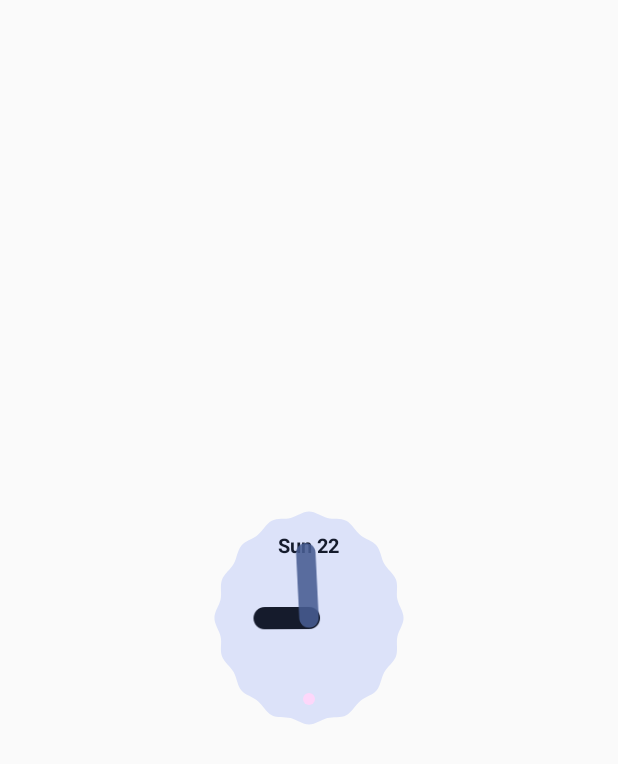
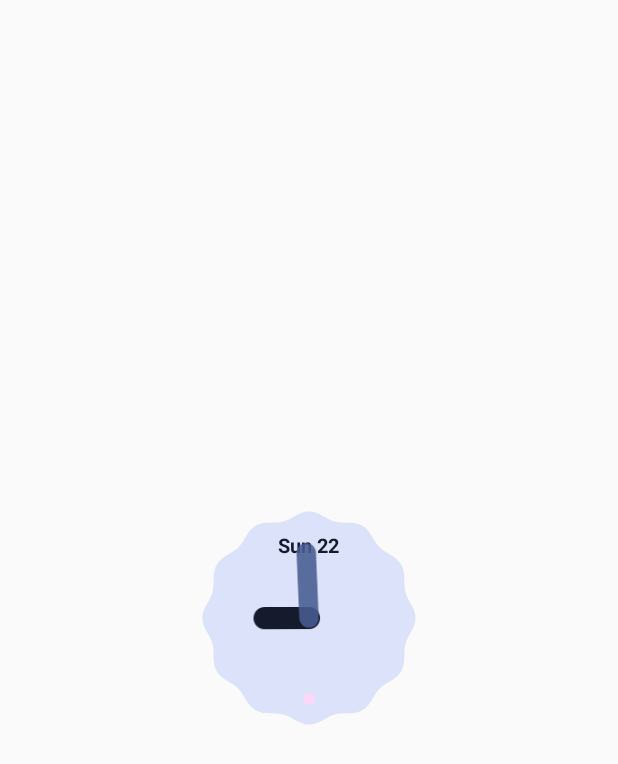
Before and after one commit to Shiqan/material-widgets, an Android app built with Jetpack Compose: the layout widget_preview_analog_clock.xml on its own in the app's theme, with its tools: preview values and no code run, on a phone screen of 412 x 824 dp. Shown: the top 764 px of the screen. Run offline under Robolectric (Android 15) with nearby library versions, the phone set to English and light mode, and no system bars; network calls fail.

Commit message:
fix(clock): make scalloped analog clock and badge circular

```diff
--- a/app/src/main/kotlin/dev/shiqan/materialwidgets/widget/clock/AnalogClockAppWidget.kt
+++ b/app/src/main/kotlin/dev/shiqan/materialwidgets/widget/clock/AnalogClockAppWidget.kt
@@ -225,7 +225,7 @@ fun AnalogClockWidgetContent(
     packageName: String? = null,
 ) {
     val size = LocalSize.current
-    val cookieSize = size.width.coerceAtMost(size.height).coerceAtLeast(110.dp)
+    val cookieSize = size.width.coerceAtMost(size.height)
     val alarmIntent = Intent(AlarmClock.ACTION_SHOW_ALARMS).apply {
         flags = Intent.FLAG_ACTIVITY_NEW_TASK
     }
--- a/app/src/main/res/drawable/bg_scalloped_badge_12.xml
+++ b/app/src/main/res/drawable/bg_scalloped_badge_12.xml
@@ -6,5 +6,5 @@
     android:viewportHeight="100">
     <path
         android:fillColor="@android:color/white"
-        android:pathData="M50.0,2.0C52.9,2.0 55.6,4.2 58.3,4.9C61.0,5.6 64.3,4.8 66.8,6.2C69.3,7.6 70.9,10.7 73.1,12.6C75.3,14.5 78.7,15.2 80.5,17.4C82.3,19.6 82.5,23.1 83.9,25.6C85.3,28.1 88.2,30.1 89.2,32.8C90.2,35.5 89.2,38.8 89.8,41.6C90.4,44.4 92.6,47.1 92.6,50.0C92.6,52.9 90.4,55.6 89.8,58.4C89.2,61.2 90.2,64.5 89.2,67.2C88.2,69.9 85.3,71.9 83.9,74.4C82.5,76.9 82.3,80.4 80.5,82.6C78.7,84.8 75.3,85.5 73.1,87.4C70.9,89.3 69.3,92.4 66.8,93.8C64.3,95.2 61.0,94.4 58.3,95.1C55.6,95.8 52.9,98.0 50.0,98.0C47.1,98.0 44.4,95.8 41.7,95.1C39.0,94.4 35.7,95.2 33.2,93.8C30.7,92.4 29.1,89.3 26.9,87.4C24.7,85.5 21.3,84.8 19.5,82.6C17.7,80.4 17.5,76.9 16.1,74.4C14.7,71.9 11.8,69.9 10.8,67.2C9.8,64.5 10.8,61.2 10.2,58.4C9.6,55.6 7.4,52.9 7.4,50.0C7.4,47.1 9.6,44.4 10.2,41.6C10.8,38.8 9.8,35.5 10.8,32.8C11.8,30.1 14.7,28.1 16.1,25.6C17.5,23.1 17.7,19.6 19.5,17.4C21.3,15.2 24.7,14.5 26.9,12.6C29.1,10.7 30.7,7.6 33.2,6.2C35.7,4.8 39.0,5.6 41.7,4.9C44.4,4.2 47.1,2.0 50.0,2.0Z" />
+        android:pathData="M50.00,2.00C54.50,2.00 57.59,5.45 61.65,6.53C65.70,7.62 70.10,6.18 74.00,8.43C77.90,10.68 78.85,15.21 81.82,18.18C84.79,21.15 89.32,22.10 91.57,26.00C93.82,29.90 92.38,34.30 93.47,38.35C94.55,42.41 98.00,45.50 98.00,50.00C98.00,54.50 94.55,57.59 93.47,61.65C92.38,65.70 93.82,70.10 91.57,74.00C89.32,77.90 84.79,78.85 81.82,81.82C78.85,84.79 77.90,89.32 74.00,91.57C70.10,93.82 65.70,92.38 61.65,93.47C57.59,94.55 54.50,98.00 50.00,98.00C45.50,98.00 42.41,94.55 38.35,93.47C34.30,92.38 29.90,93.82 26.00,91.57C22.10,89.32 21.15,84.79 18.18,81.82C15.21,78.85 10.68,77.90 8.43,74.00C6.18,70.10 7.62,65.70 6.53,61.65C5.45,57.59 2.00,54.50 2.00,50.00C2.00,45.50 5.45,42.41 6.53,38.35C7.62,34.30 6.18,29.90 8.43,26.00C10.68,22.10 15.21,21.15 18.18,18.18C21.15,15.21 22.10,10.68 26.00,8.43C29.90,6.18 34.30,7.62 38.35,6.53C42.41,5.45 45.50,2.00 50.00,2.00Z" />
 </vector>
```
Also changed, not shown: 5 other files.
